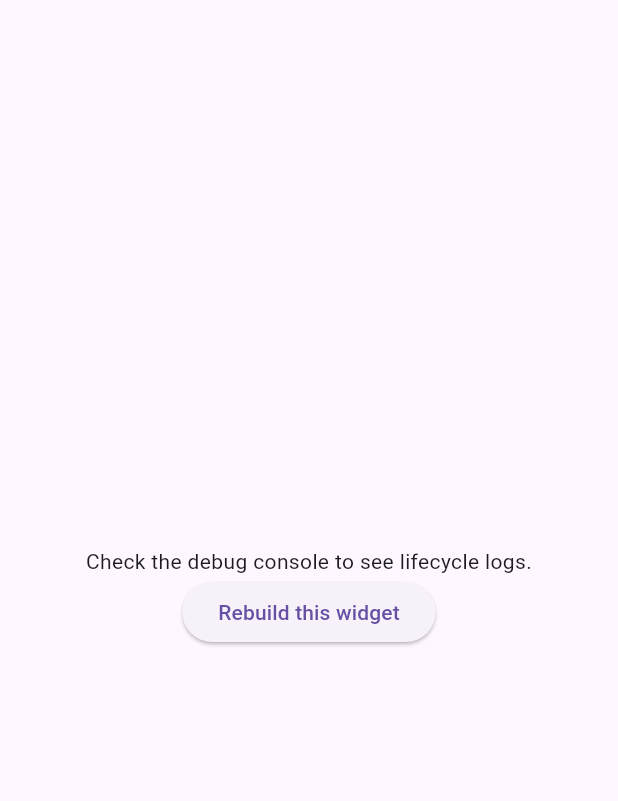
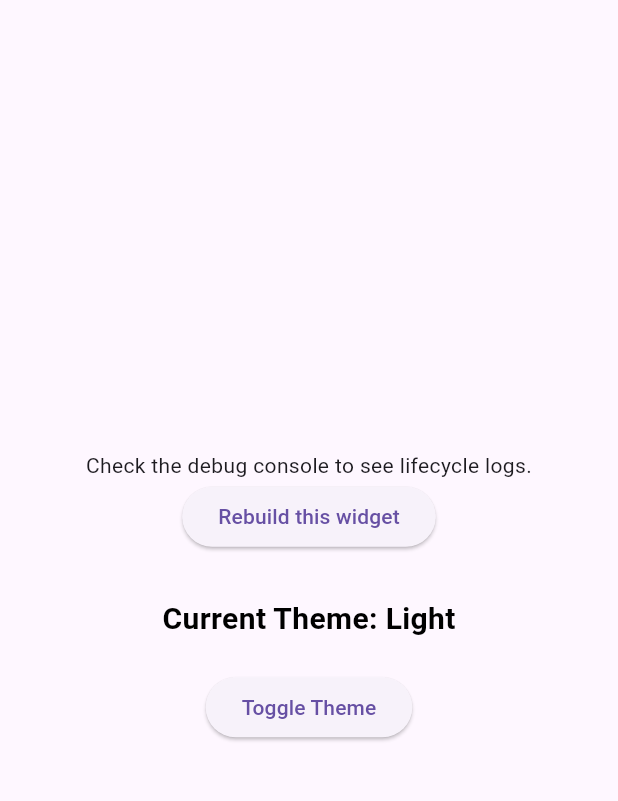
Before and after one commit to amalikrigger/lifecycle_demo_x, a Flutter app: the screen it shows after launch, on a phone screen of 412 x 824 dp, the part 63-864 px from its top. Run offline on Flutter 3.47's test engine with Material 3 defaults, Android fonts, the phone set to English and light mode, and no system bars.

Commit message:
Committing new practical changes to lifecycle

```diff
--- /dev/null
+++ b/lib/lifecycle_demo.dart
@@ -0,0 +1,41 @@
+import 'package:flutter/material.dart';
+import 'package:lifecycle_demo_x/theme_provider.dart';
+
+import 'lifecycle_demo_screen.dart';
+
+class LifecycleDemo extends StatefulWidget {
+  const LifecycleDemo({super.key});
+
+  @override
+  State<LifecycleDemo> createState() => _LifecycleDemoState();
+}
+
+class _LifecycleDemoState extends State<LifecycleDemo> {
+  ThemeMode _themeMode = ThemeMode.light;
+
+  void _toggleTheme() {
+    setState(() {
+      _themeMode =
+          _themeMode == ThemeMode.light ? ThemeMode.dark : ThemeMode.light;
+    });
+  }
+
+  @override
+  Widget build(BuildContext context) {
+    return ThemeProvider(
+      themeMode: _themeMode,
+      toggleTheme: _toggleTheme,
+      child: Builder(
+        builder: (context) {
+          return MaterialApp(
+            title: 'Lifecycle Demo',
+            theme: ThemeData.light(),
+            darkTheme: ThemeData.dark(),
+            themeMode: ThemeProvider.of(context)?.themeMode ?? ThemeMode.light,
+            home: const LifecycleDemoScreen(),
+          );
+        },
+      ),
+    );
+  }
+}
--- /dev/null
+++ b/lib/lifecycle_demo_screen.dart
@@ -0,0 +1,25 @@
+import 'package:flutter/material.dart';
+import 'package:lifecycle_demo_x/theme_aware_widget.dart';
+
+import 'lifecycle_demo_widget.dart';
+
+class LifecycleDemoScreen extends StatelessWidget {
+  const LifecycleDemoScreen({super.key});
+
+  @override
+  Widget build(BuildContext context) {
+    return Scaffold(
+      appBar: AppBar(title: const Text('Flutter Lifecycle Demo')),
+      body: const Center(
+        child: Column(
+          mainAxisAlignment: MainAxisAlignment.center,
+          children: [
+            LifecycleDemoWidget(), // Keeps your original lifecycle demo
+            SizedBox(height: 30),
+            ThemeAwareWidget(), // New widget that reacts to theme changes
+          ],
+        ),
+      ),
+    );
+  }
+}
--- /dev/null
+++ b/lib/lifecycle_demo_widget.dart
@@ -0,0 +1,58 @@
+import 'package:flutter/material.dart';
+
+class LifecycleDemoWidget extends StatefulWidget {
+  const LifecycleDemoWidget({super.key});
+
+  @override
+  State<LifecycleDemoWidget> createState() => _LifecycleDemoWidgetState();
+}
+
+class _LifecycleDemoWidgetState extends State<LifecycleDemoWidget> {
+  // Called exactly once. Good for one-time initializations.
+  @override
+  void initState() {
+    super.initState();
+    debugPrint('initState() called');
+    // e.g., Initialize data, set up Streams, etc.
+  }
+
+  // Called after initState (and whenever dependencies change).
+  @override
+  void didChangeDependencies() {
+    super.didChangeDependencies();
+    debugPrint('didChangeDependencies() called');
+    // e.g., If an InheritedWidget this widget depends on has changed.
+  }
+
+  // Called every time the widget is rebuilt
+  // (e.g., after setState() or parent changes).
+  @override
+  Widget build(BuildContext context) {
+    debugPrint('build() called');
+    return Column(
+      mainAxisAlignment: MainAxisAlignment.center,
+      children: [
+        const Text(
+          'Check the debug console to see lifecycle logs.',
+          textAlign: TextAlign.center,
+        ),
+        ElevatedButton(
+          onPressed: () {
+            // Force a rebuild by calling setState
+            setState(() {});
+          },
+          child: const Text('Rebuild this widget'),
+        ),
+      ],
+    );
+  }
+
+  // Called when this widget is removed from the widget tree,
+  // e.g., when navigating away or removing the widget.
+  @override
+  void dispose() {
+    debugPrint('dispose() called');
+    // Clean up resources (Streams, animations, controllers, etc.)
+    super.dispose();
+  }
+}
--- a/lib/main.dart
+++ b/lib/main.dart
@@ -1,81 +1,7 @@
 import 'package:flutter/material.dart';
 
+import 'lifecycle_demo.dart';
+
 void main() {
-  runApp(const MyApp());
+  runApp(const LifecycleDemo());
 }
-
-class MyApp extends StatelessWidget {
-  const MyApp({super.key});
-
-  @override
-  Widget build(BuildContext context) {
-    return MaterialApp(
-      title: 'Lifecycle Demo',
-      home: Scaffold(
-        appBar: AppBar(
-          title: const Text('Flutter Lifecycle Demo'),
-        ),
-        body: const Center(
-          child: LifecycleDemoWidget(),
-        ),
-      ),
-    );
-  }
-}
-
-class LifecycleDemoWidget extends StatefulWidget {
-  const LifecycleDemoWidget({super.key});
-
-  @override
-  State<LifecycleDemoWidget> createState() => _LifecycleDemoWidgetState();
-}
-
-class _LifecycleDemoWidgetState extends State<LifecycleDemoWidget> {
-  // Called exactly once. Good for one-time initializations.
-  @override
-  void initState() {
-    super.initState();
-    debugPrint('initState() called');
-    // e.g., Initialize data, set up Streams, etc.
-  }
-
-  // Called after initState (and whenever dependencies change).
-  @override
-  void didChangeDependencies() {
-    super.didChangeDependencies();
-    debugPrint('didChangeDependencies() called');
-    // e.g., If an InheritedWidget this widget depends on has changed.
-  }
-
-  // Called every time the widget is rebuilt
-  // (e.g., after setState() or parent changes).
-  @override
-  Widget build(BuildContext context) {
-    debugPrint('build() called');
-    return Column(
-      mainAxisAlignment: MainAxisAlignment.center,
-      children: [
-        const Text(
-          'Check the debug console to see lifecycle logs.',
-          textAlign: TextAlign.center,
-        ),
-        ElevatedButton(
-          onPressed: () {
-            // Force a rebuild by calling setState
-            setState(() {});
-          },
-          child: const Text('Rebuild this widget'),
-        ),
-      ],
-    );
-  }
-
-  // Called when this widget is removed from the widget tree,
-  // e.g., when navigating away or removing the widget.
-  @override
-  void dispose() {
-    debugPrint('dispose() called');
-    // Clean up resources (Streams, animations, controllers, etc.)
-    super.dispose();
-  }
-}
--- /dev/null
+++ b/lib/theme_aware_widget.dart
@@ -0,0 +1,51 @@
+import 'package:flutter/material.dart';
+import 'package:lifecycle_demo_x/theme_provider.dart';
+
+class ThemeAwareWidget extends StatefulWidget {
+  const ThemeAwareWidget({super.key});
+
+  @override
+  State<ThemeAwareWidget> createState() => _ThemeAwareWidgetState();
+}
+
+class _ThemeAwareWidgetState extends State<ThemeAwareWidget> {
+  ThemeMode? _currentTheme;
+
+  @override
+  void didChangeDependencies() {
+    super.didChangeDependencies();
+    debugPrint('didChangeDependencies() called in ThemeAwareWidget');
+
+    final themeProvider = ThemeProvider.of(context);
+    if (themeProvider != null && _currentTheme != themeProvider.themeMode) {
+      setState(() {
+        _currentTheme = themeProvider.themeMode;
+      });
+    }
+  }
+
+  @override
+  Widget build(BuildContext context) {
+    return Column(
+      mainAxisAlignment: MainAxisAlignment.center,
+      children: [
+        Text(
+          'Current Theme: ${_currentTheme == ThemeMode.dark ? "Dark" : "Light"}',
+          style: TextStyle(
+            fontSize: 20,
+            fontWeight: FontWeight.bold,
+            color:
+                _currentTheme == ThemeMode.dark ? Colors.white : Colors.black,
+          ),
+        ),
+        const SizedBox(height: 20),
+        ElevatedButton(
+          onPressed: () {
+            ThemeProvider.of(context)?.toggleTheme();
+          },
+          child: const Text('Toggle Theme'),
+        ),
+      ],
+    );
+  }
+}
--- /dev/null
+++ b/lib/theme_provider.dart
@@ -0,0 +1,22 @@
+import 'package:flutter/material.dart';
+
+class ThemeProvider extends InheritedWidget {
+  final ThemeMode themeMode;
+  final Function toggleTheme;
+
+  const ThemeProvider({
+    super.key,
+    required this.themeMode,
+    required this.toggleTheme,
+    required super.child,
+  });
+
+  static ThemeProvider? of(BuildContext context) {
+    return context.dependOnInheritedWidgetOfExactType<ThemeProvider>();
+  }
+
+  @override
+  bool updateShouldNotify(covariant ThemeProvider oldWidget) {
+    return oldWidget.themeMode != themeMode;
+  }
+}
```
Also changed, not shown: 1 other file.
